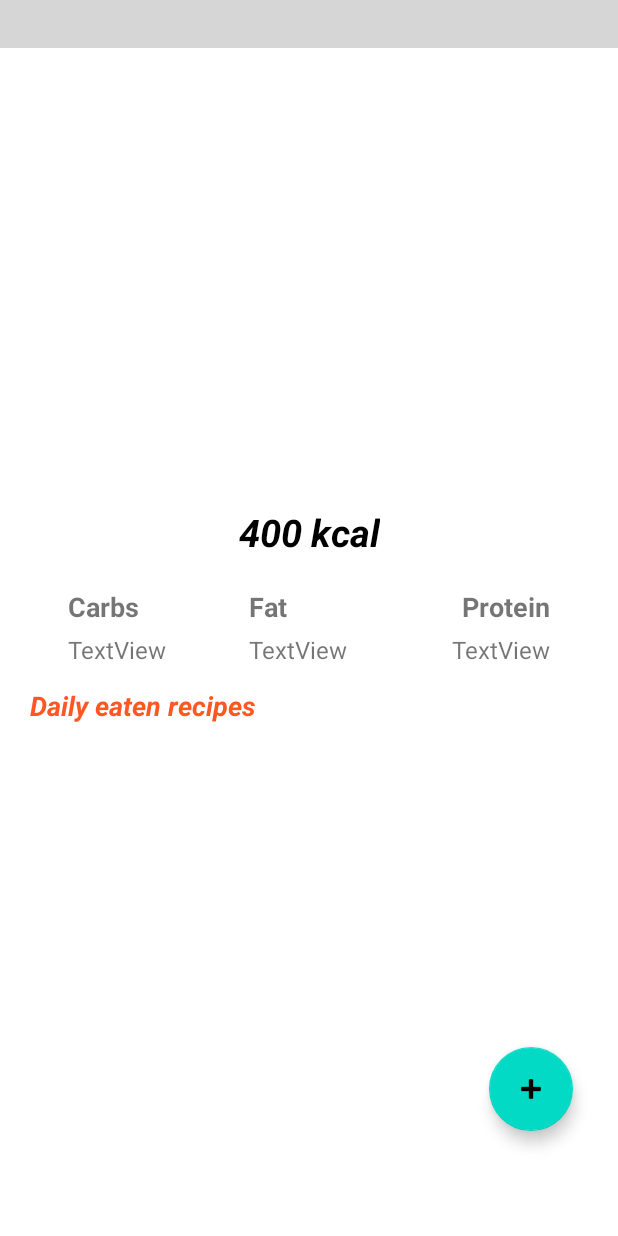
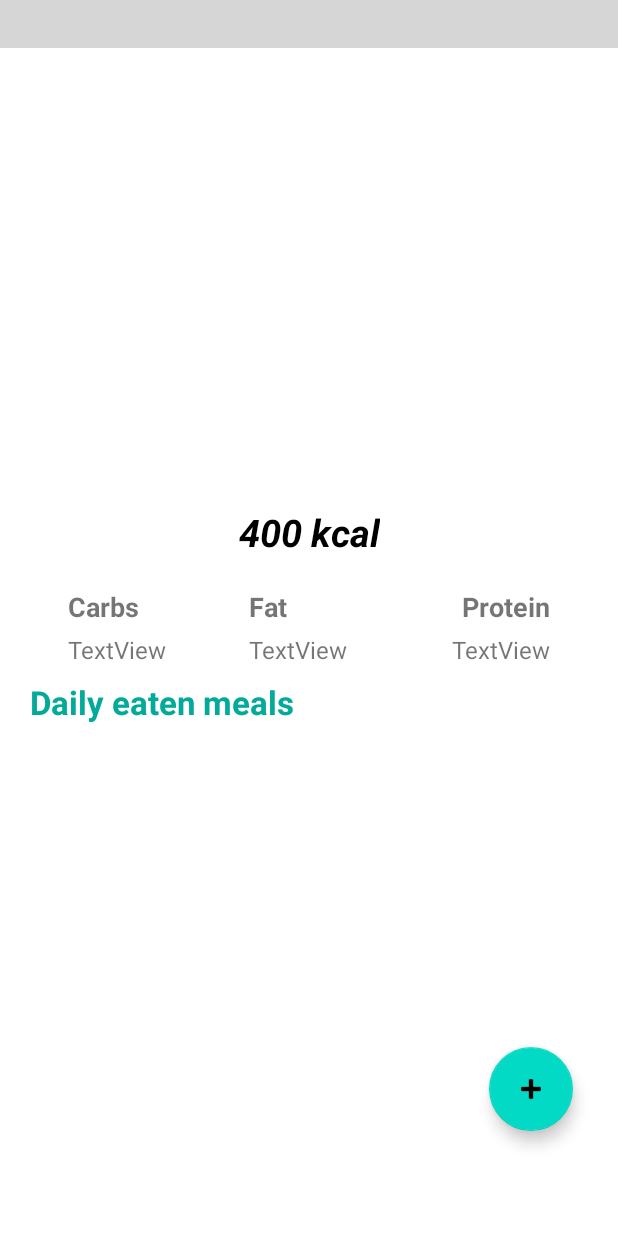
Before and after one commit to AliMalla/Cure, an Android app: the layout fragment_home.xml on its own in the app's theme, with its tools: preview values and no code run, on a phone screen of 412 x 824 dp. Run offline under Robolectric (Android 15) with nearby library versions, the phone set to English and light mode, and no system bars; plain views replace HorizontalCalendarView; grey boxes are pictures that could not be loaded.

Commit message:
Fix layout

```diff
--- a/Cure/app/src/main/res/layout/fragment_dashboard.xml
+++ b/Cure/app/src/main/res/layout/fragment_dashboard.xml
@@ -43,6 +43,7 @@
         tools:ignore="TouchTargetSizeCheck" />
 
     <LinearLayout
+        android:id="@+id/linearLayout2"
         android:layout_width="match_parent"
         android:layout_height="match_parent"
         android:layout_marginStart="1dp"
@@ -62,5 +63,4 @@
     </LinearLayout>
 
 
-
 </androidx.constraintlayout.widget.ConstraintLayout>
--- a/Cure/app/src/main/res/layout/fragment_home.xml
+++ b/Cure/app/src/main/res/layout/fragment_home.xml
@@ -141,10 +141,10 @@
         android:layout_marginTop="18dp"
         android:layout_marginBottom="3dp"
         android:autoText="false"
-        android:text="Daily eaten recipes"
-        android:textColor="#FF5722"
-        android:textSize="18dp"
-        android:textStyle="bold|italic"
+        android:text="Daily eaten meals"
+        android:textColor="#03AA9A"
+        android:textSize="22dp"
+        android:textStyle="bold"
         app:layout_constraintBottom_toTopOf="@+id/linearLayout"
         app:layout_constraintStart_toStartOf="parent"
         app:layout_constraintTop_toBottomOf="@+id/totalDailyCarbs" />
```
